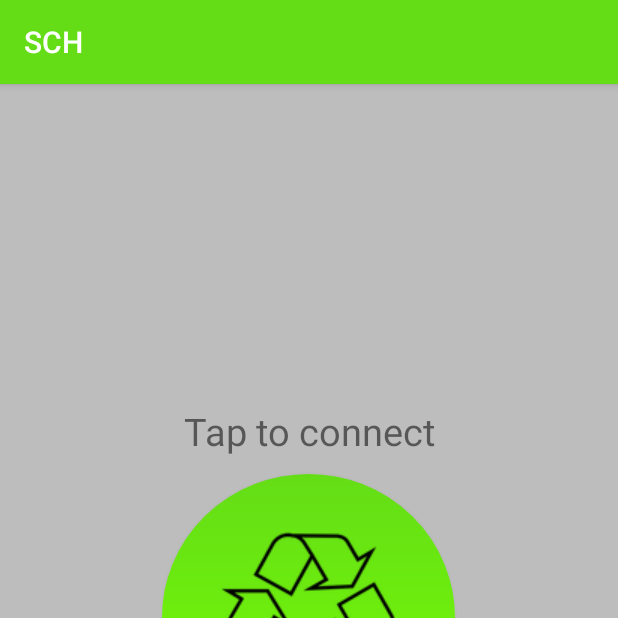
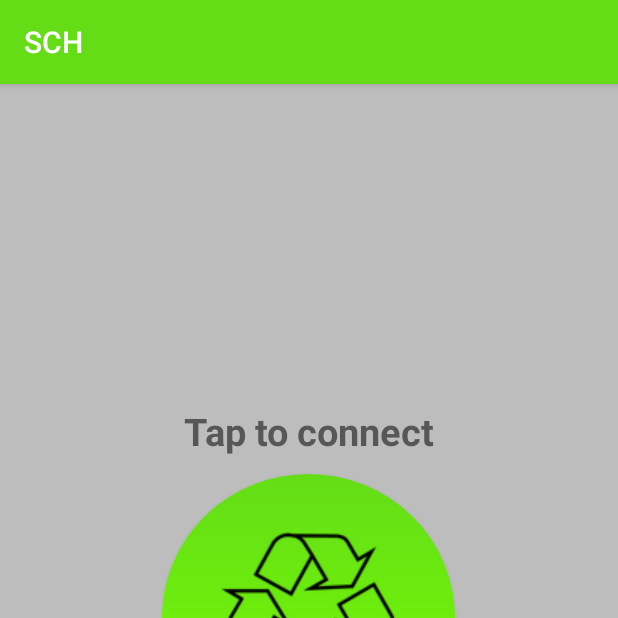
Before and after one commit to crowdhackathon-smartcity/city-plus-plus, an Android app: the screen it shows after launch (MainActivity), on a phone screen of 412 x 824 dp, the top half of it. Run offline under Robolectric (Android 15) with nearby library versions, the phone set to English and light mode, and no system bars; network calls fail; 8 statements that could not run were skipped.

Commit message:
Update fragment_home_fragment.xml

```diff
--- a/SCH/app/src/main/res/layout/fragment_home_fragment.xml
+++ b/SCH/app/src/main/res/layout/fragment_home_fragment.xml
@@ -24,6 +24,8 @@
             android:src="@drawable/rsz_1recycle" />
 
         <TextView
+            android:id="@+id/home_text"
+            android:textStyle="bold"
             android:layout_width="match_parent"
             android:layout_height="wrap_content"
             android:layout_above="@id/button"
```
